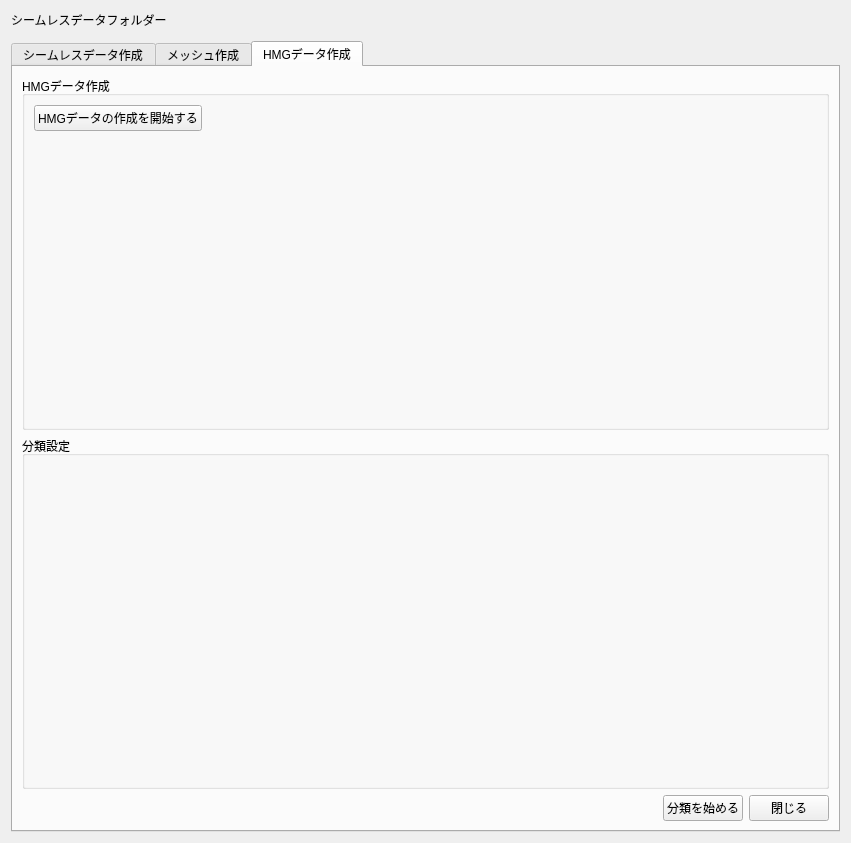
This is ui/main_window.ui in 0712kazu/HazardMapGame_tool as Qt 5 draws it before an edit. The edited form follows.
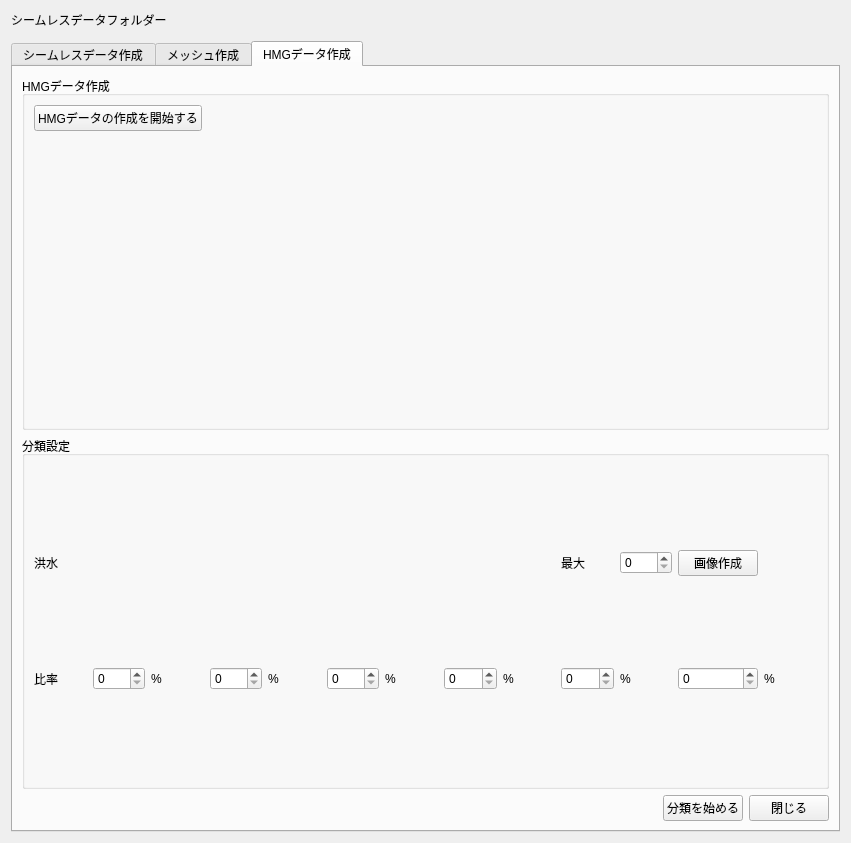
This is the edited form. The open tabs and pages were chosen to show the change. Custom widgets are drawn as their Qt base class.

Commit message: Classification UI for flood

The edit to the form file:
```diff
--- a/ui/main_window.ui
+++ b/ui/main_window.ui
@@ -673,6 +673,117 @@
          <property name="title">
           <string>分類設定</string>
          </property>
+         <!-- Classification 1: Flood  -->
+           <!-- title, max breaks, show graph button line -->
+         <layout class="QGridLayout" name="gridLayout_classifwidget">
+            <item row="0" column="0">
+              <widget class="QLabel" name="label_classif_title_kozui">
+               <property name="text">
+                <string>洪水</string>
+               </property>
+               <property name="maximumSize">
+                <size>
+                    <width>60</width>
+                    <height>100</height>
+                </size>
+                </property>
+              </widget>
+            </item>
+            <item row="0" column="9">
+              <widget class="QLabel" name="label_classif_max_kozui">
+               <property name="text">
+                <string>最大</string>
+               </property>
+              </widget>
+            </item>
+            <item row="0" column="10">
+              <widget class="QSpinBox" name="classif_nbmax_kozui"/>
+             </item>
+            <item row="0" column="11">
+             <widget class="QPushButton" name="classif_showgraph_kozui">
+              <property name="text">
+               <string>画像作成</string>
+              </property>
+             </widget>
+            </item>
+            <!-- </layout>
+            <layout class="QGridLayout" name="gridLayout_percentwidget"> -->
+            <!-- breaks line -->
+            <item row="1" column="0">
+              <widget class="QLabel" name="label_classif_values_kozui">
+               <property name="text">
+                <string>比率</string>
+               </property>
+               <property name="maximumSize">
+                <size>
+                    <width>60</width>
+                    <height>100</height>
+                </size>
+                </property>
+              </widget>
+            </item>
+            <item row="1" column="1">
+              <widget class="QSpinBox" name="classif_percent_1_kozui"/>
+             </item>
+            <item row="1" column="2">
+              <widget class="QLabel" name="label_percent_1_kozui">
+               <property name="text">
+                <string>%</string>
+               </property>
+              </widget>
+            </item>
+            <item row="1" column="3">
+              <widget class="QSpinBox" name="classif_percent_2_kozui"/>
+             </item>
+            <item row="1" column="4">
+              <widget class="QLabel" name="label_percent_2_kozui">
+               <property name="text">
+                <string>%</string>
+               </property>
+              </widget>
+            </item>
+            <item row="1" column="5">
+              <widget class="QSpinBox" name="classif_percent_3_kozui"/>
+             </item>
+            <item row="1" column="6">
+              <widget class="QLabel" name="label_percent_3_kozui">
+               <property name="text">
+                <string>%</string>
+               </property>
+              </widget>
+            </item>
+            <item row="1" column="7">
+              <widget class="QSpinBox" name="classif_percent_4_kozui"/>
+             </item>
+            <item row="1" column="8">
+              <widget class="QLabel" name="label_percent_4_kozui">
+               <property name="text">
+                <string>%</string>
+               </property>
+              </widget>
+            </item>
+            <item row="1" column="9">
+              <widget class="QSpinBox" name="classif_percent_5_kozui"/>
+             </item>
+            <item row="1" column="10">
+              <widget class="QLabel" name="label_percent_5_kozui">
+               <property name="text">
+                <string>%</string>
+               </property>
+              </widget>
+            </item>
+            <item row="1" column="11">
+              <widget class="QSpinBox" name="classif_percent_6_kozui"/>
+             </item>
+            <item row="1" column="12">
+              <widget class="QLabel" name="label_percent_6_kozui">
+               <property name="text">
+                <string>%</string>
+               </property>
+              </widget>
+            </item>
+          </layout>
+
         </widget>
        </item>
          <item row="3" column="0">
```
Left out of the diff: 6 changed lines with no effect on the pictures.
